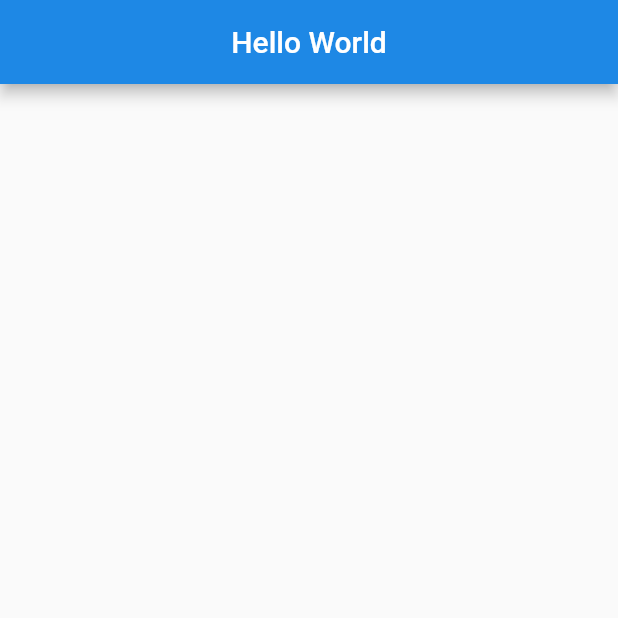
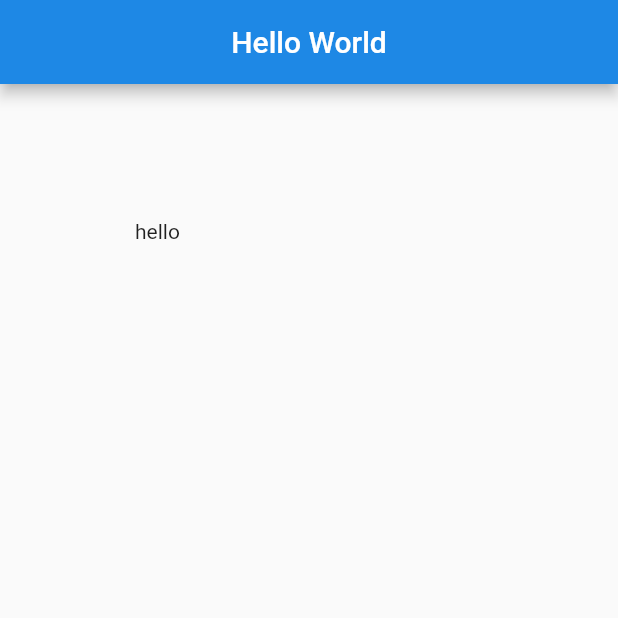
Before and after one commit to AdrianB1995/flutter-tutorial, a Flutter app: the screen it shows after launch, on a phone screen of 412 x 824 dp, the top half of it. Run offline on Flutter 3.47's test engine with Material 2 defaults, Android fonts, the phone set to English and light mode, and no system bars.

Commit message:
- Container vs Padding widgets

```diff
--- a/lib/main.dart
+++ b/lib/main.dart
@@ -17,8 +17,18 @@ class Home extends StatelessWidget {
           centerTitle: true,
           backgroundColor: Colors.blue[600]
       ),
-      body: Center(
+      //Padding widget does not allow margin properties or color, in this case you would use a
+      // container like in the code below.
+      body: Padding(
+        padding: EdgeInsets.all(90.0),
+        child: Text('hello'),
       ),
+//      Container(
+//        padding: EdgeInsets.fromLTRB(10.0, 20.0, 30.0, 40.0),
+//        margin: EdgeInsets.all(20.0),
+//        color: Colors.red,
+//        child: Text('Hello'),
+//      ),
       floatingActionButton: FloatingActionButton(
         onPressed: () {},
         child: Text('Click'),
```
